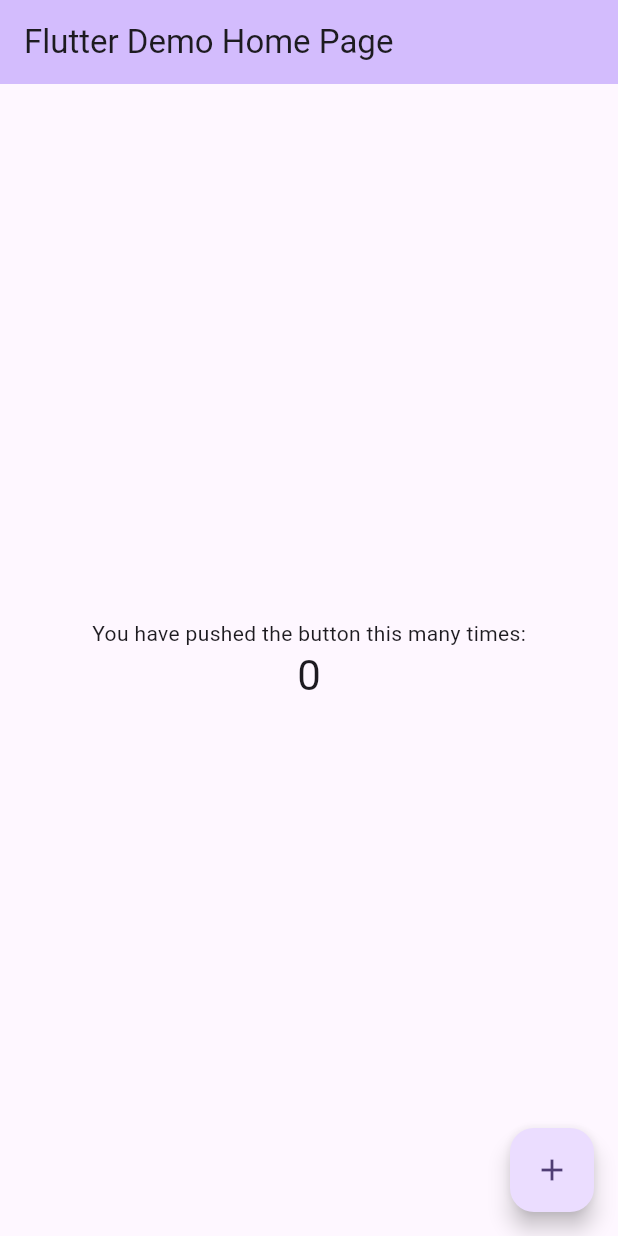
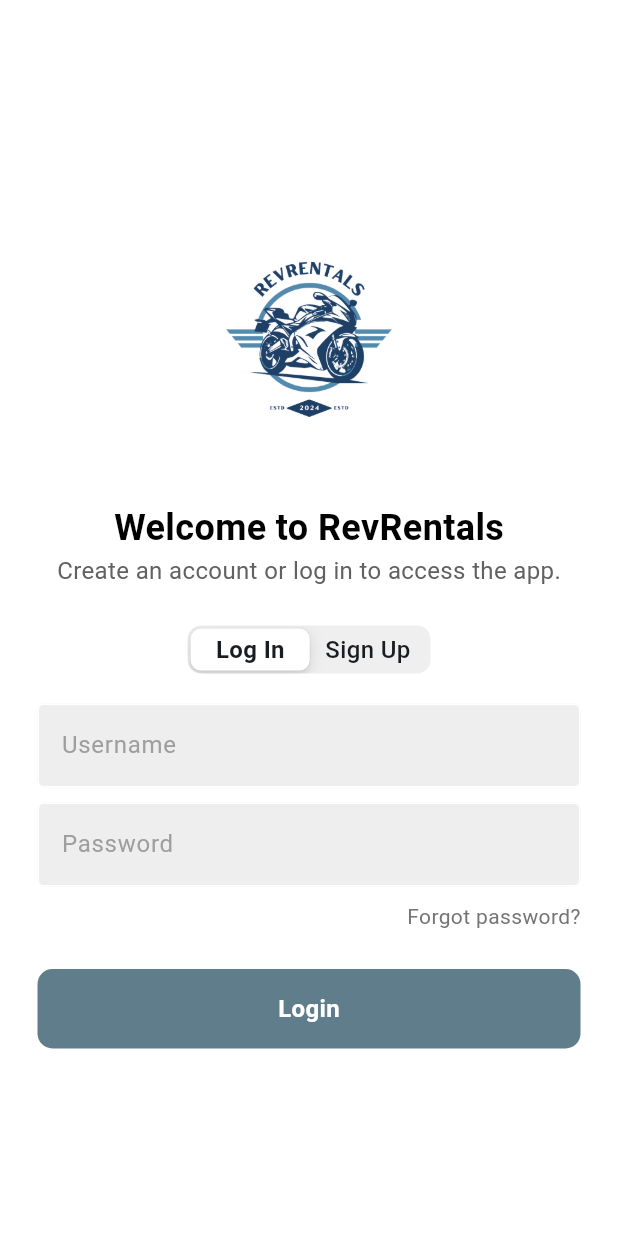
Before and after one commit to aeMyst/RevRentals, a Flutter app: the screen it shows after launch, on a phone screen of 412 x 824 dp. Run offline on Flutter 3.47's test engine with Material 3 defaults, Android fonts, the phone set to English and light mode, and no system bars.

Commit message:
Update Login page

```diff
--- /dev/null
+++ b/revrentals/lib/components/my_button.dart
@@ -0,0 +1,30 @@
+import 'package:flutter/material.dart';
+
+class MyButton extends StatelessWidget {
+  final Function()? onTap;
+
+  const MyButton({super.key, required this.onTap });
+
+  @override
+  Widget build(BuildContext context) {
+    return GestureDetector(
+      onTap: onTap,
+      child: Container(
+        padding: const EdgeInsets.all(15),
+        margin: const EdgeInsets.symmetric(horizontal: 25),
+        decoration: BoxDecoration(
+          color: Colors.blueGrey,
+          borderRadius: BorderRadius.circular(10),
+          ),
+        child: Center(child: Text(
+          "Login",
+          style: TextStyle(
+            color: Colors.white,
+            fontWeight: FontWeight.bold,
+            fontSize: 16,
+            ),
+          )),
+      ),
+    );
+  }
+}
--- /dev/null
+++ b/revrentals/lib/components/my_sliding_button.dart
@@ -0,0 +1,50 @@
+import 'package:flutter/cupertino.dart';
+
+class MySlidingButton extends StatefulWidget{
+  //final Function()? onTap;
+
+  const MySlidingButton({Key? key}) : super(key: key);
+
+  //const MySlidingButton({super.key, required this.onTap });
+
+
+  @override
+  State<MySlidingButton> createState() => _MySlidingButtonState();
+
+}
+
+class _MySlidingButtonState extends State<MySlidingButton> {
+  int? _sliding = 0;
+
+  @override
+  Widget build(BuildContext context) {
+    return GestureDetector(
+      onTap: () {
+      // handle tap event
+      },
+      child: Container(
+        //padding: const EdgeInsets.all(5),
+        //margin: const EdgeInsets.symmetric(horizontal: 25),
+
+        child: Center(
+          child: CupertinoSlidingSegmentedControl(
+            children: const {
+              0: Text(
+                'Log In',
+                style: TextStyle(fontSize: 16)),
+              1: Text(
+                'Sign Up',
+                style: TextStyle(fontSize: 16)),
+            },
+            groupValue: _sliding,
+            onValueChanged: (int? newValue) {
+              setState(() {
+                _sliding = newValue;
+              });
+            },
+          ),
+        ),
+      ),
+    );
+  }
+}
--- /dev/null
+++ b/revrentals/lib/components/my_textfield.dart
@@ -0,0 +1,39 @@
+import 'package:flutter/material.dart';
+
+class MyTextField extends StatelessWidget {
+  final controller;
+  final String hintText;
+  final bool obscureText;
+
+  const MyTextField({
+    super.key,
+    required this.controller,
+    required this.hintText,
+    required this.obscureText,
+  });
+
+  @override
+    Widget build(BuildContext context) {
+
+      return Padding(
+        padding: const EdgeInsets.symmetric(horizontal: 25.0),
+        child: TextField(
+          controller: controller,
+          obscureText: obscureText,
+          decoration: InputDecoration(
+            enabledBorder: const OutlineInputBorder(
+              borderSide: BorderSide(color: Colors.white),
+            ),
+            focusedBorder: OutlineInputBorder(
+              borderSide: BorderSide(color: Colors.grey.shade400),
+            ),
+          fillColor: Colors.grey.shade200,
+          filled: true,
+          hintText: hintText,
+          hintStyle: TextStyle(color: Colors.grey[500])
+          ),
+        ),
+      );
+    }
+
+}
--- a/revrentals/lib/main.dart
+++ b/revrentals/lib/main.dart
@@ -1,7 +1,10 @@
 import 'package:flutter/material.dart';
+import 'package:revrentals/pages/login_page.dart';
 
-void main() {
-  runApp(const MyApp());
+
+void main() async {
+
+runApp(const MyApp());
 }
 
 class MyApp extends StatelessWidget {
@@ -11,115 +14,13 @@
   @override
   Widget build(BuildContext context) {
     return MaterialApp(
-      title: 'Flutter Demo',
+      title: 'RevRentals',
       theme: ThemeData(
-        // This is the theme of your application.
-        //
-        // TRY THIS: Try running your application with "flutter run". You'll see
-        // the application has a purple toolbar. Then, without quitting the app,
-        // try changing the seedColor in the colorScheme below to Colors.green
-        // and then invoke "hot reload" (save your changes or press the "hot
-        // reload" button in a Flutter-supported IDE, or press "r" if you used
-        // the command line to start the app).
-        //
-        // Notice that the counter didn't reset back to zero; the application
-        // state is not lost during the reload. To reset the state, use hot
-        // restart instead.
-        //
-        // This works for code too, not just values: Most code changes can be
-        // tested with just a hot reload.
-        colorScheme: ColorScheme.fromSeed(seedColor: Colors.deepPurple),
+
+        colorScheme: ColorScheme.fromSeed(seedColor: Colors.blue),
         useMaterial3: true,
       ),
-      home: const MyHomePage(title: 'Flutter Demo Home Page'),
+      home: LoginPage(),
     );
   }
 }
-
-class MyHomePage extends StatefulWidget {
-  const MyHomePage({super.key, required this.title});
-
-  // This widget is the home page of your application. It is stateful, meaning
-  // that it has a State object (defined below) that contains fields that affect
-  // how it looks.
-
-  // This class is the configuration for the state. It holds the values (in this
-  // case the title) provided by the parent (in this case the App widget) and
-  // used by the build method of the State. Fields in a Widget subclass are
-  // always marked "final".
-
-  final String title;
-
-  @override
-  State<MyHomePage> createState() => _MyHomePageState();
-}
-
-class _MyHomePageState extends State<MyHomePage> {
-  int _counter = 0;
-
-  void _incrementCounter() {
-    setState(() {
-      // This call to setState tells the Flutter framework that something has
-      // changed in this State, which causes it to rerun the build method below
-      // so that the display can reflect the updated values. If we changed
-      // _counter without calling setState(), then the build method would not be
-      // called again, and so nothing would appear to happen.
-      _counter++;
-    });
-  }
-
-  @override
-  Widget build(BuildContext context) {
-    // This method is rerun every time setState is called, for instance as done
-    // by the _incrementCounter method above.
-    //
-    // The Flutter framework has been optimized to make rerunning build methods
-    // fast, so that you can just rebuild anything that needs updating rather
-    // than having to individually change instances of widgets.
-    return Scaffold(
-      appBar: AppBar(
-        // TRY THIS: Try changing the color here to a specific color (to
-        // Colors.amber, perhaps?) and trigger a hot reload to see the AppBar
-        // change color while the other colors stay the same.
-        backgroundColor: Theme.of(context).colorScheme.inversePrimary,
-        // Here we take the value from the MyHomePage object that was created by
-        // the App.build method, and use it to set our appbar title.
-        title: Text(widget.title),
-      ),
-      body: Center(
-        // Center is a layout widget. It takes a single child and positions it
-        // in the middle of the parent.
-        child: Column(
-          // Column is also a layout widget. It takes a list of children and
-          // arranges them vertically. By default, it sizes itself to fit its
-          // children horizontally, and tries to be as tall as its parent.
-          //
-          // Column has various properties to control how it sizes itself and
-          // how it positions its children. Here we use mainAxisAlignment to
-          // center the children vertically; the main axis here is the vertical
-          // axis because Columns are vertical (the cross axis would be
-          // horizontal).
-          //
-          // TRY THIS: Invoke "debug painting" (choose the "Toggle Debug Paint"
-          // action in the IDE, or press "p" in the console), to see the
-          // wireframe for each widget.
-          mainAxisAlignment: MainAxisAlignment.center,
-          children: <Widget>[
-            const Text(
-              'You have pushed the button this many times:',
-            ),
-            Text(
-              '$_counter',
-              style: Theme.of(context).textTheme.headlineMedium,
-            ),
-          ],
-        ),
-      ),
-      floatingActionButton: FloatingActionButton(
-        onPressed: _incrementCounter,
-        tooltip: 'Increment',
-        child: const Icon(Icons.add),
-      ), // This trailing comma makes auto-formatting nicer for build methods.
-    );
-  }
-}
--- /dev/null
+++ b/revrentals/lib/pages/login_page.dart
@@ -0,0 +1,141 @@
+import 'package:flutter/material.dart';
+import 'package:revrentals/components/my_button.dart';
+import 'package:revrentals/components/my_sliding_button.dart';
+import 'package:revrentals/components/my_textfield.dart';
+
+class LoginPage extends StatelessWidget {
+
+  LoginPage({super.key,});
+
+  // text editing controllers
+  final emailController = TextEditingController();
+  final passwordController = TextEditingController();
+
+
+  // SIGN USER IN METHOD
+  void signUserIn() async {
+      // TO-DO
+  }
+
+  @override
+  Widget build(BuildContext context) {
+    // TODO: implement build
+    return Scaffold(
+      backgroundColor: Colors.white,
+      body: SafeArea(
+        child: Center(
+          child: Column(
+            mainAxisAlignment: MainAxisAlignment.center,
+            children: [
+              const SizedBox(height: 50),
+
+            // logo
+              Row(
+                mainAxisAlignment: MainAxisAlignment.center,
+                children: [
+                  Image.asset('lib/images/rr_logo.png',
+                  height: 200,
+                  )
+                ]
+              ),
+
+              const SizedBox(height: 10),
+
+              const Text(
+                'Welcome to RevRentals',
+                style: TextStyle (
+                  color: Colors.black,
+                  fontSize: 24,
+                  fontWeight: FontWeight.bold,
+                ),
+              ),
+
+
+            // welcome
+              Text(
+                'Create an account or log in to access the app.',
+                style: TextStyle(
+                  color: Colors.grey[700],
+                  fontSize: 16),
+                ),
+
+
+              const SizedBox(height: 25),
+
+            // log in button
+              MySlidingButton(),
+
+              const SizedBox(height: 20),
+            // username textfield
+              MyTextField(
+                controller: emailController,
+                hintText: 'Username',
+                obscureText: false,
+
+              ),
+
+              const SizedBox(height: 10),
+
+            // password textfield
+              MyTextField(
+                controller: passwordController,
+                hintText: 'Password',
+                obscureText: true,
+              ),
+
+
+              // forgot password
+              const SizedBox(height: 10),
+              Padding(
+                padding: const EdgeInsets.symmetric(horizontal: 25.0),
+                child: Row(
+                  mainAxisAlignment: MainAxisAlignment.end,
+                  children: [
+                    Text(
+                      'Forgot password?',
+                      style: TextStyle(color: Colors.grey[600])
+                    ),
+                  ],
+                ),
+              ),
+
+              const SizedBox(height: 25),
+
+
+            // sign in button
+              MyButton(
+                onTap: signUserIn
+              ),
+
+
+            // continue with
+
+
+            // apple
+
+              const SizedBox(height: 50),
+            // not a member, register now
+              /*Row(
+                mainAxisAlignment: MainAxisAlignment.center,
+                children: [
+                      Text('Not a member?', style: TextStyle(color: Colors.grey[700])),
+
+                      const SizedBox(width: 4),
+
+                      const Text(
+                        'Register now',
+                        style: TextStyle(
+                          color: Colors.blueGrey,
+                          fontWeight: FontWeight.bold)),
+                ]
+              ) */
+
+          ],
+
+          ),
+        ),
+      )
+    );
+  }
+
+}
--- a/revrentals/pubspec.yaml
+++ b/revrentals/pubspec.yaml
@@ -1,5 +1,5 @@
 name: revrentals
-description: "A new Flutter project."
+description: "RevRentals"
 # The following line prevents the package from being accidentally published to
 # pub.dev using `flutter pub publish`. This is preferred for private packages.
 publish_to: 'none' # Remove this line if you wish to publish to pub.dev
@@ -59,7 +59,8 @@ flutter:
   uses-material-design: true
 
   # To add assets to your application, add an assets section, like this:
-  # assets:
+  assets:
+      - lib/images/rr_logo.png
   #   - images/a_dot_burr.jpeg
   #   - images/a_dot_ham.jpeg
 
```
Also changed, not shown: revrentals/lib/images/rr_logo.png (added).
